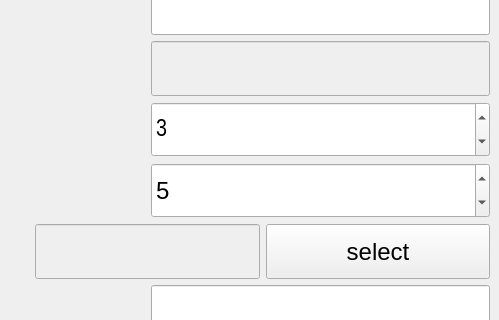
Qt form bind/ui/setup/chainEP_ui.ui (MuZiMuZi/muziToolset) before a commit; both pictures show x 204 to 703 and y 151 to 471 of the 703 by 620 pixel window.
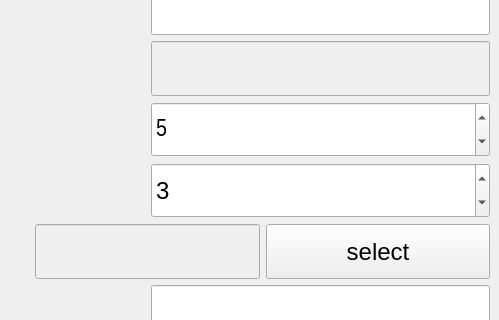
The same form after that commit.

Commit message: 优化ChainEP的绑定结构，用来创建类似绳子道具的绑定，需要注意的点在于关节点的数量需要大于控制器点的数量

```diff
--- a/bind/ui/setup/chainEP_ui.ui
+++ b/bind/ui/setup/chainEP_ui.ui
@@ -252,8 +252,11 @@
             <pointsize>18</pointsize>
            </font>
           </property>
+          <property name="minimum">
+           <number>4</number>
+          </property>
           <property name="value">
-           <number>3</number>
+           <number>5</number>
           </property>
          </widget>
         </item>
@@ -292,8 +295,11 @@
             <pointsize>18</pointsize>
            </font>
           </property>
+          <property name="minimum">
+           <number>2</number>
+          </property>
           <property name="value">
-           <number>5</number>
+           <number>3</number>
           </property>
          </widget>
         </item>
```
The commit also changes 3 other files.
